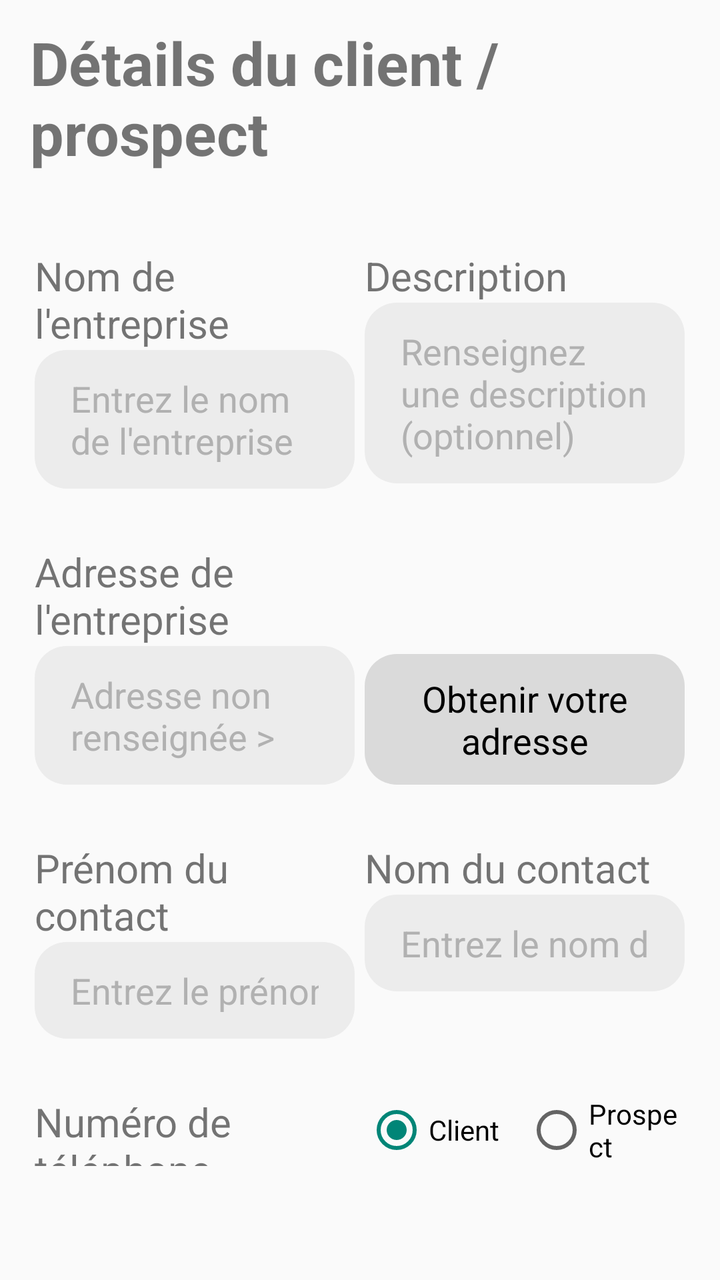
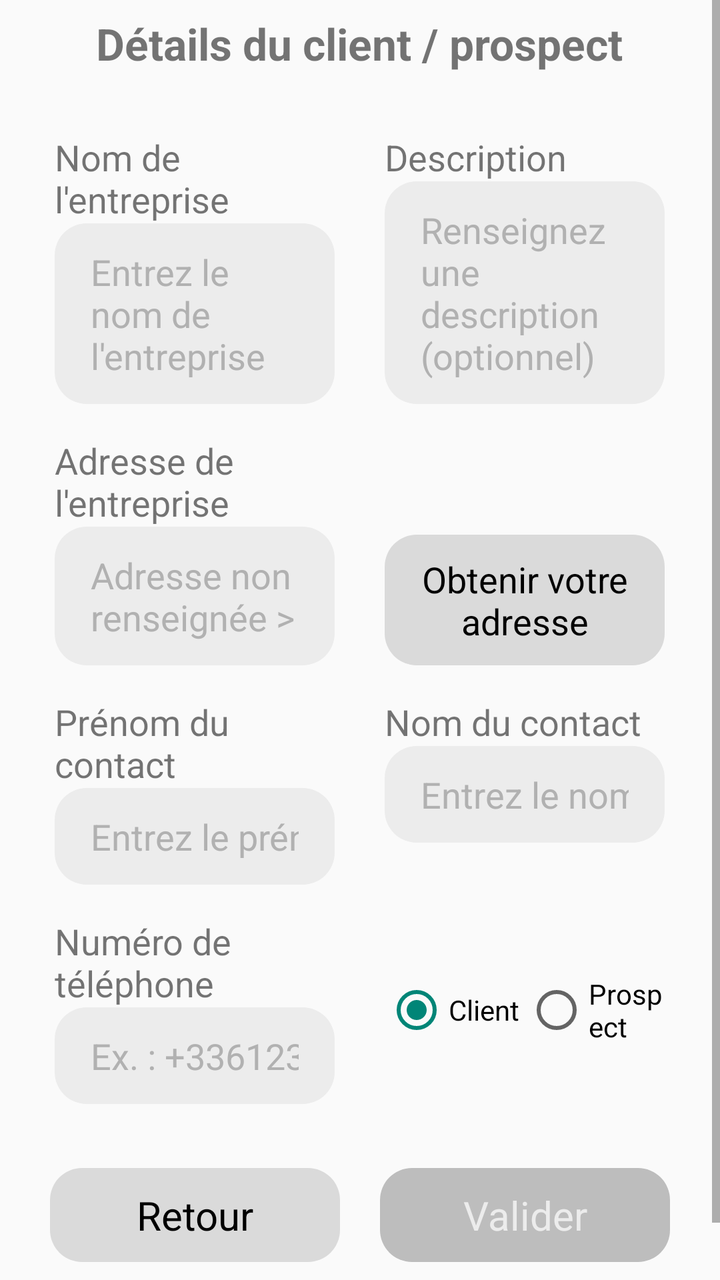

An Android layout rendered at two revisions. The XML below is the earlier revision; the diff shows what the commit changed to produce the second picture.
<!-- AndroidManifest.xml: application theme Theme.CliAndCollect -->
<!-- res/layout/detail_client.xml -->
<?xml version="1.0" encoding="utf-8"?>
<LinearLayout xmlns:android="http://schemas.android.com/apk/res/android"
    android:layout_width="match_parent"
    android:layout_height="match_parent"
    android:orientation="vertical">

    <TableLayout
        style="@style/AppStyle"
        android:gravity="center"
        android:layout_gravity="center"
        android:orientation="vertical">

        <TableRow
            android:layout_marginVertical="24dp">
            <LinearLayout
                android:layout_width="0dp"
                android:layout_height="wrap_content"
                android:layout_weight="1"
                android:orientation="vertical"
                android:gravity="center">
                <TextView
                    android:id="@+id/titreDetailClient"
                    android:layout_width="wrap_content"
                    android:layout_height="wrap_content"
                    android:layout_span="2"
                    android:text="@string/detail_client"
                    android:textSize="30sp"
                    android:textStyle="bold" />
            </LinearLayout>
        </TableRow>

        <TableRow
            android:layout_marginVertical="@dimen/detail_client_marge_verticale_champs_texte">
            <LinearLayout
                android:layout_width="0dp"
                android:layout_height="wrap_content"
                android:layout_weight="1"
                android:orientation="vertical"
                android:gravity="center">
                <TextView
                    android:layout_width="@dimen/detail_client_largeur_champs"
                    android:layout_height="wrap_content"
                    android:text="@string/nom_entreprise"
                    android:textSize="@dimen/detail_client_taille_titres" />
                <EditText
                    android:id="@+id/saisieNom"
                    android:layout_width="@dimen/detail_client_largeur_champs"
                    android:layout_height="wrap_content"
                    android:hint="@string/indication_entreprise"
                    android:maxLines="1"
                    android:maxLength="50" />
            </LinearLayout>

            <LinearLayout
                android:layout_width="0dp"
                android:layout_height="wrap_content"
                android:layout_weight="1"
                android:orientation="vertical"
                android:gravity="center">
                <TextView
                    android:layout_width="@dimen/detail_client_largeur_champs"
                    android:layout_height="wrap_content"
                    android:text="@string/description"
                    android:textSize="@dimen/detail_client_taille_titres" />
                <EditText
                    android:id="@+id/description"
                    android:layout_width="@dimen/detail_client_largeur_champs"
                    android:hint="@string/indication_description"
                    android:inputType="textMultiLine"
                    android:layout_height="wrap_content"
                    android:maxLength="500" />
            </LinearLayout>
        </TableRow>

        <TableRow
            android:layout_marginVertical="@dimen/detail_client_marge_verticale_champs_texte">
            <LinearLayout
                android:layout_width="0dp"
                android:layout_height="wrap_content"
                android:layout_weight="1"
                android:orientation="vertical"
                android:gravity="center">
                <TextView
                    android:layout_width="@dimen/detail_client_largeur_champs"
                    android:layout_height="wrap_content"
                    android:text="@string/adresse_entreprise"
                    android:textSize="@dimen/detail_client_taille_titres" />
                <EditText
                    android:id="@+id/saisieAdresse"
                    android:layout_width="@dimen/detail_client_largeur_champs"
                    android:layout_height="wrap_content"
                    android:hint="@string/indication_adresse"
                    android:enabled="false"
                    android:maxLines="3"
                    android:maxLength="300" />
            </LinearLayout>

            <LinearLayout
                android:layout_width="0dp"
                android:layout_height="wrap_content"
                android:layout_weight="1"
                android:orientation="vertical"
                android:gravity="center"
                android:layout_gravity="bottom">
                <Button
                    android:id="@+id/obtenirCoordonnees"
                    android:layout_width="@dimen/detail_client_largeur_champs"
                    android:layout_height="wrap_content"
                    android:backgroundTint="@color/bouton_secondaire"
                    android:text="@string/obtenir_coordonnees" />
            </LinearLayout>
        </TableRow>

        <TableRow
            android:layout_marginVertical="@dimen/detail_client_marge_verticale_champs_texte">
            <LinearLayout
                android:layout_width="0dp"
                android:layout_height="wrap_content"
                android:layout_weight="1"
                android:orientation="vertical"
                android:gravity="center">
                <TextView
                    android:layout_width="@dimen/detail_client_largeur_champs"
                    android:layout_height="wrap_content"
                    android:text="@string/prenom_contact"
                    android:textSize="@dimen/detail_client_taille_titres" />
                <EditText
                    android:id="@+id/prenomContact"
                    android:layout_width="@dimen/detail_client_largeur_champs"
                    android:layout_height="wrap_content"
                    android:hint="@string/indication_prenom_contact"
                    android:inputType="textPersonName"
                    android:maxLines="1"
                    android:maxLength="50" />
            </LinearLayout>

            <LinearLayout
                android:layout_width="0dp"
                android:layout_height="wrap_content"
                android:layout_weight="1"
                android:orientation="vertical"
                android:gravity="center">
                <TextView
                    android:layout_width="@dimen/detail_client_largeur_champs"
                    android:layout_height="wrap_content"
                    android:text="@string/nom_contact"
                    android:textSize="@dimen/detail_client_taille_titres" />
                <EditText
                    android:id="@+id/nomContact"
                    android:layout_width="@dimen/detail_client_largeur_champs"
                    android:layout_height="wrap_content"
                    android:hint="@string/indication_nom_contact"
                    android:inputType="textPersonName"
                    android:maxLines="1"
                    android:maxLength="50" />
            </LinearLayout>
        </TableRow>

        <TableRow
            android:layout_marginVertical="@dimen/detail_client_marge_verticale_champs_texte">
            <LinearLayout
                android:layout_width="0dp"
                android:layout_height="wrap_content"
                android:layout_weight="1"
                android:orientation="vertical"
                android:gravity="center">
                <TextView
                    android:layout_width="@dimen/detail_client_largeur_champs"
                    android:layout_height="wrap_content"
                    android:text="@string/tel_contact"
                    android:textSize="@dimen/detail_client_taille_titres" />
                <EditText
                    android:id="@+id/telephone"
                    android:layout_width="@dimen/detail_client_largeur_champs"
                    android:layout_height="wrap_content"
                    android:hint="@string/indication_telephone"
                    android:inputType="phone"
                    android:maxLines="1"
                    android:maxLength="12" />
            </LinearLayout>

            <LinearLayout
                android:layout_width="0dp"
                android:layout_height="wrap_content"
                android:layout_weight="1"
                android:orientation="vertical"
                android:layout_gravity="center"
                android:gravity="center">
                <RadioGroup
                    android:layout_width="@dimen/detail_client_largeur_champs"
                    android:id="@+id/clientProspect"
                    android:layout_height="wrap_content"
                    android:orientation="horizontal"
                    android:gravity="center">
                    <RadioButton
                        android:id="@+id/client"
                        android:layout_width="0dp"
                        android:layout_height="wrap_content"
                        android:layout_weight="1"
                        android:layout_marginLeft="@dimen/detail_client_marge_radios"
                        android:text="@string/client"
                        android:textSize="@dimen/detail_client_texte_radios"
                        android:checked="true" />
                    <RadioButton
                        android:id="@+id/prospect"
                        android:layout_width="0dp"
                        android:layout_height="wrap_content"
                        android:layout_weight="1"
                        android:layout_marginLeft="@dimen/detail_client_marge_radios"
                        android:text="@string/prospect"
                        android:textSize="@dimen/detail_client_texte_radios" />
                </RadioGroup>
            </LinearLayout>
        </TableRow>

        <TableRow
            android:layout_marginVertical="28dp">
            <LinearLayout
                android:layout_width="0dp"
                android:layout_height="wrap_content"
                android:layout_weight="1"
                android:orientation="vertical"
                android:gravity="center">
                <Button
                    android:id="@+id/boutonRetour"
                    android:layout_width="@dimen/detail_client_largeur_boutons"
                    android:layout_height="wrap_content"
                    android:backgroundTint="@color/bouton_secondaire"
                    android:text="@string/retour"
                    android:textSize="@dimen/detail_client_taille_texte_boutons" />
            </LinearLayout>

            <LinearLayout
                android:layout_width="0dp"
                android:layout_height="wrap_content"
                android:layout_weight="1"
                android:orientation="vertical"
                android:gravity="center">
                <Button
                    android:id="@+id/boutonModifier"
                    android:layout_width="@dimen/detail_client_largeur_boutons"
                    android:layout_height="wrap_content"
                    android:text="@string/valider"
                    android:textSize="@dimen/detail_client_taille_texte_boutons"
                    android:enabled="false" />
            </LinearLayout>
        </TableRow>
    </TableLayout>
</LinearLayout>
<!-- resources referenced by this layout -->
<resources>
  <color name="bouton_secondaire">#DADADA</color>
  <dimen name="detail_client_largeur_boutons">145dp</dimen>
  <dimen name="detail_client_largeur_champs">160dp</dimen>
  <dimen name="detail_client_marge_radios">0dp</dimen>
  <dimen name="detail_client_marge_verticale_champs_texte">14dp</dimen>
  <dimen name="detail_client_taille_texte_boutons">22sp</dimen>
  <dimen name="detail_client_taille_titres">20sp</dimen>
  <dimen name="detail_client_texte_radios">14sp</dimen>
  <string name="adresse_entreprise">Adresse de l\'entreprise</string>
  <string name="client">Client</string>
  <string name="description">Description</string>
  <string name="detail_client">Détails du client / prospect</string>
  <string name="indication_adresse">Adresse non renseignée &gt;</string>
  <string name="indication_description">Renseignez une description (optionnel)</string>
  <string name="indication_entreprise">Entrez le nom de l\'entreprise</string>
  <string name="indication_nom_contact">Entrez le nom de votre contact</string>
  <string name="indication_prenom_contact">Entrez le prénom de votre contact</string>
  <string name="indication_telephone">Ex. : +33612345678</string>
  <string name="nom_contact">Nom du contact</string>
  <string name="nom_entreprise">Nom de l\'entreprise</string>
  <string name="obtenir_coordonnees">Obtenir votre adresse</string>
  <string name="prenom_contact">Prénom du contact</string>
  <string name="prospect">Prospect</string>
  <string name="retour">Retour</string>
  <string name="tel_contact">Numéro de téléphone</string>
  <string name="valider">Valider</string>
  <style name="AppStyle">
          <item name="android:layout_width">match_parent</item>
          <item name="android:layout_height">0dp</item>
          <item name="android:layout_weight">1</item>
          
          <item name="android:padding">@dimen/app_marge_interieure</item>
      </style>
  <style name="Theme.CliAndCollect" parent="Base.Theme.CliAndCollect" />
  <dimen name="app_marge_interieure">15dp</dimen>
  <style name="Base.Theme.CliAndCollect" parent="Theme.AppCompat.DayNight.NoActionBar">
          <item name="android:statusBarColor">@color/colorPrimaryDark</item> 
          <item name="colorPrimary">@color/colorPrimary</item> 
  
          
          <item name="buttonStyle">@style/ButtonStyle</item>
  
          
          <item name="editTextStyle">@style/EditTextStyle</item>
      </style>
  <color name="colorPrimaryDark">#1A6ED5</color>
  <color name="colorPrimary">#1981FF</color>
  <style name="ButtonStyle">
          <item name="android:layout_width">wrap_content</item>
          <item name="android:layout_height">wrap_content</item>
          <item name="android:textAllCaps">false</item>
          <item name="android:background">@drawable/boutons_custom</item>
          <item name="android:textColor">@color/boutons_couleurs</item>
          <item name="android:textSize">@dimen/texte_defaut</item>
          <item name="android:padding">10dp</item>
          <item name="android:gravity">center</item>
      </style>
  <dimen name="texte_defaut">18sp</dimen>
  <!-- drawable champ_textuel_custom (drawable) -->
  <?xml version="1.0" encoding="utf-8"?>
  <selector xmlns:android="http://schemas.android.com/apk/res/android">
  
  
  <item>
      <shape android:shape="rectangle">
          <solid android:color="@color/light_grey"/>
          <corners android:radius="16dp"/>
      </shape>
  </item>
  
  </selector>
  <color name="dark_grey">#B1B1B1</color>
  <color name="bouton_secondaire_desactive">#BDBDBD</color>
  <color name="bouton_principal">@color/colorPrimaryLight</color>
  <color name="light_grey">#ECECEC</color>
  <color name="colorPrimaryLight">#95C4FF</color>
  <!-- unchanged entries left out for length: 2 -->
</resources>

<!-- the commit's change to res/layout/detail_client.xml (unified diff, before → after) -->
@@ -1,5 +1,5 @@
 <?xml version="1.0" encoding="utf-8"?>
-<LinearLayout xmlns:android="http://schemas.android.com/apk/res/android"
+<ScrollView xmlns:android="http://schemas.android.com/apk/res/android"
     android:layout_width="match_parent"
     android:layout_height="match_parent"
     android:orientation="vertical">
@@ -11,7 +11,7 @@
         android:orientation="vertical">
 
         <TableRow
-            android:layout_marginVertical="24dp">
+            android:layout_marginVertical="22dp">
             <LinearLayout
                 android:layout_width="0dp"
                 android:layout_height="wrap_content"
@@ -24,7 +24,7 @@
                     android:layout_height="wrap_content"
                     android:layout_span="2"
                     android:text="@string/detail_client"
-                    android:textSize="30sp"
+                    android:textSize="@dimen/pages_taille_entete"
                     android:textStyle="bold" />
             </LinearLayout>
         </TableRow>
@@ -214,7 +214,7 @@
         </TableRow>
 
         <TableRow
-            android:layout_marginVertical="28dp">
+            android:layout_marginVertical="24dp">
             <LinearLayout
                 android:layout_width="0dp"
                 android:layout_height="wrap_content"
@@ -237,7 +237,7 @@
                 android:orientation="vertical"
                 android:gravity="center">
                 <Button
-                    android:id="@+id/boutonModifier"
+                    android:id="@+id/boutonValider"
                     android:layout_width="@dimen/detail_client_largeur_boutons"
                     android:layout_height="wrap_content"
                     android:text="@string/valider"
@@ -246,4 +246,4 @@
             </LinearLayout>
         </TableRow>
     </TableLayout>
-</LinearLayout>
+</ScrollView>
<!-- resource entries referenced after the edit -->
@@ -2,12 +2,13 @@
 <resources>
   <color name="bouton_secondaire">#DADADA</color>
   <dimen name="detail_client_largeur_boutons">145dp</dimen>
-  <dimen name="detail_client_largeur_champs">160dp</dimen>
+  <dimen name="detail_client_largeur_champs">140dp</dimen>
   <dimen name="detail_client_marge_radios">0dp</dimen>
-  <dimen name="detail_client_marge_verticale_champs_texte">14dp</dimen>
-  <dimen name="detail_client_taille_texte_boutons">22sp</dimen>
-  <dimen name="detail_client_taille_titres">20sp</dimen>
+  <dimen name="detail_client_marge_verticale_champs_texte">8dp</dimen>
+  <dimen name="detail_client_taille_texte_boutons">20sp</dimen>
+  <dimen name="detail_client_taille_titres">18sp</dimen>
   <dimen name="detail_client_texte_radios">14sp</dimen>
+  <dimen name="pages_taille_entete">22sp</dimen>
   <string name="adresse_entreprise">Adresse de l\'entreprise</string>
   <string name="client">Client</string>
   <string name="description">Description</string>
